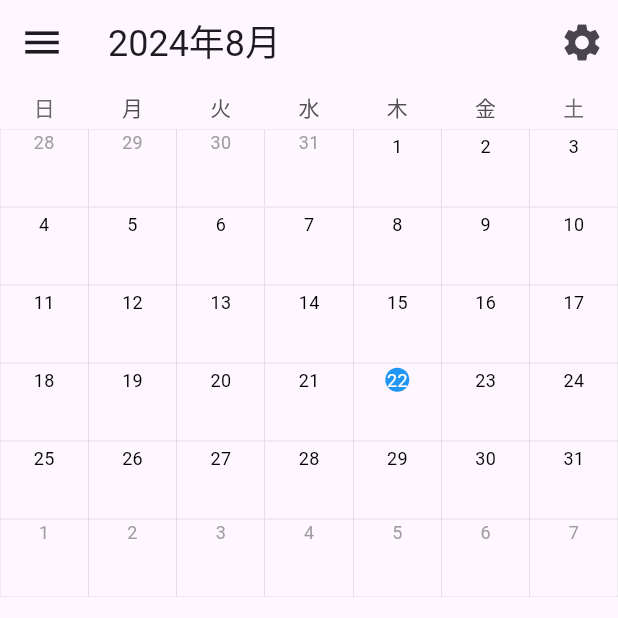
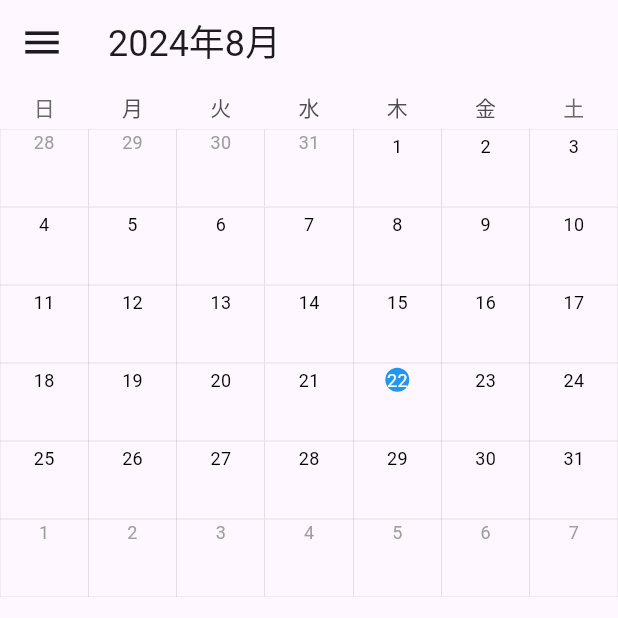
Before and after one commit to Ferret-Missle/CalendarApp, a Flutter app: the screen it shows after launch, on a phone screen of 412 x 824 dp, the top half of it. Run offline on Flutter 3.47's test engine with Material 3 defaults, Android fonts, the phone set to English and light mode, and no system bars; drawn by our look-alikes of table_calendar.

Commit message:
0816-0232
Signed-off-by: shosan <shosan.918@gmail.com>

```diff
--- a/lib/main.dart
+++ b/lib/main.dart
@@ -76,16 +76,16 @@ class _MyHomePageState extends State<MyHomePage> {
           DateFormat.yMMM('ja_JP').format(_focusedDay),
           style: TextStyle(fontSize: 24),
         ),
-        actions: [
-          IconButton(
-            icon: Icon(Icons.settings, size: 30),
-            onPressed: () {
-              ScaffoldMessenger.of(context).showSnackBar(
-                SnackBar(content: Text('Setting Icon Pushed!')),
-              );
-            },
-          ),
-        ],
+        // actions: [
+        //   IconButton(
+        //     icon: Icon(Icons.settings, size: 30),
+        //     onPressed: () {
+        //       ScaffoldMessenger.of(context).showSnackBar(
+        //         SnackBar(content: Text('Setting Icon Pushed!')),
+        //       );
+        //     },
+        //   ),
+        // ],
       ),
       drawer: Drawer(
         child: Center(child: Text('drawer')),
```
